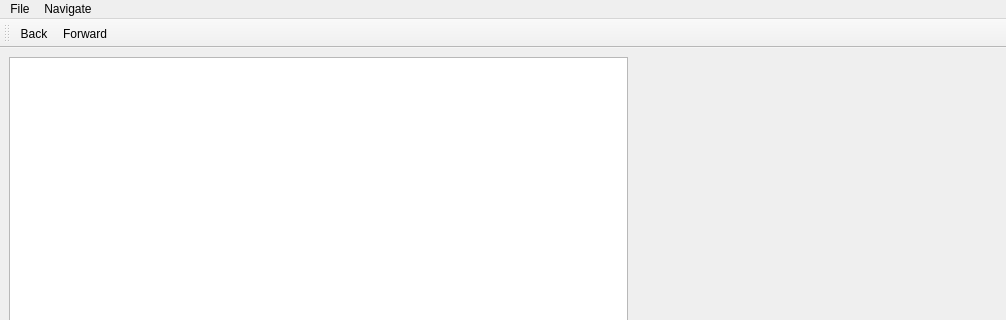
This is mainwindow.ui in fferri/GLTF-Tool as Qt 5 draws it before an edit; both pictures show x 0 to 1006 and y 0 to 320 of the 1006 by 695 pixel window. The edited form follows.
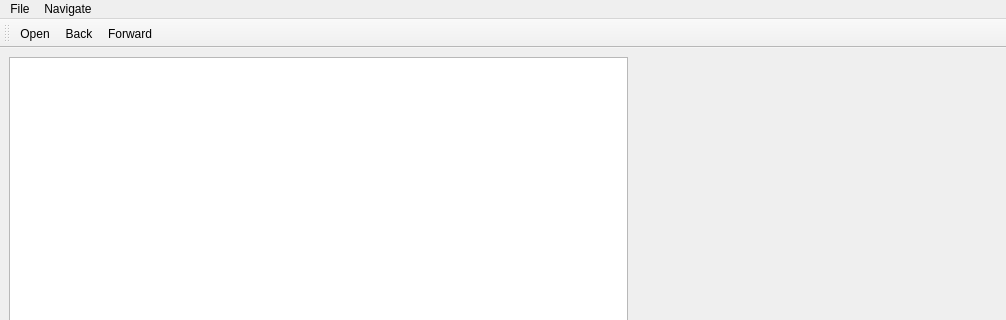
This is the edited form.

Commit message:
add toolbar open button and recent files menu
- put the existing Open action on the toolbar, with native shortcut and tooltip
- add an Open Recent submenu to the File menu, storing the 10 most recent
  files in QSettings (most recent first) with a Clear Recent Files entry
- remove missing files from the recent list after warning the user
- load new files into a temporary model before replacing the current one,
  so reopening no longer accumulates data and failed loads keep the old model

```diff
--- a/mainwindow.ui
+++ b/mainwindow.ui
@@ -93,6 +93,7 @@
    <attribute name="toolBarBreak">
     <bool>false</bool>
    </attribute>
+   <addaction name="actionOpen"/>
    <addaction name="actionBack"/>
    <addaction name="actionForward"/>
   </widget>
```
The commit also changes 3 other files.
